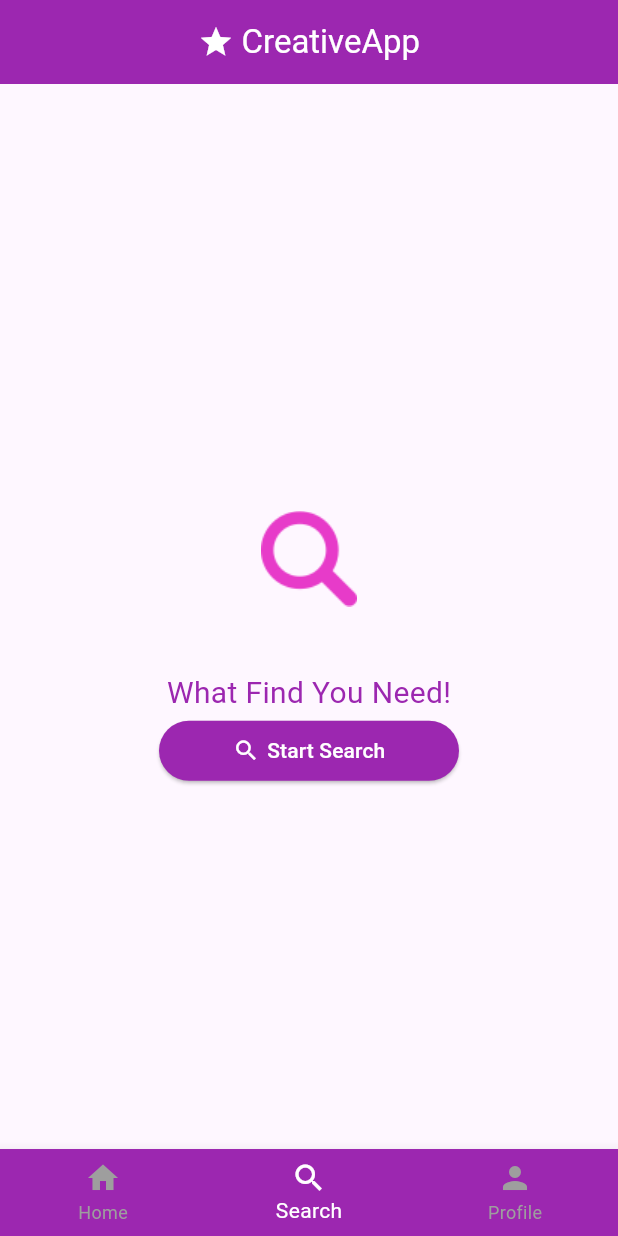
After one commit to alaa2024Mandour/RowadMasr_Test_Flutter, a Flutter app: the screen it shows after launch, item 2 of the bottom bar chosen, after a tap on "Start Search", on a phone screen of 412 x 824 dp. The commit adds this screen. Run offline on Flutter 3.47's test engine with Material 3 defaults, Android fonts, the phone set to English and light mode, and no system bars; our stand-ins replace smooth_page_indicator.

Commit message:
Creative_App (assignment3)

```diff
--- /dev/null
+++ b/lib/layouts/assignment3/creative_app.dart
@@ -0,0 +1,71 @@
+import 'package:flutter/material.dart';
+import 'package:rowad_first_flutter_project/layouts/assignment3/home_creative_app.dart';
+import 'package:rowad_first_flutter_project/layouts/assignment3/profile_creative_app.dart';
+import 'package:rowad_first_flutter_project/layouts/assignment3/search_creative_app.dart';
+
+class CreativeApp extends StatefulWidget {
+  const CreativeApp({super.key});
+
+  @override
+  State<CreativeApp> createState() => _CreativeAppState();
+}
+
+class _CreativeAppState extends State<CreativeApp> {
+
+  int selectionIndex=0;
+
+  List pages = [
+     const HomeCreativeApp(),
+    const SearchCreativeApp(),
+     const ProfileCreativeApp(),
+  ];
+  @override
+  Widget build(BuildContext context) {
+    return Scaffold(
+      appBar: AppBar(
+        backgroundColor: Colors.purple,
+        title: const Row(
+          mainAxisAlignment:MainAxisAlignment.center,
+          mainAxisSize: MainAxisSize.max,
+          children: [
+            Icon((Icons.star),color: Colors.white,),
+            SizedBox(width: 5,),
+            Text(
+              "CreativeApp",
+              style:TextStyle(
+                color: Colors.white
+              ) ,
+            ),
+          ],
+        ),
+        centerTitle: true,
+      ),
+      body: pages[selectionIndex],
+      bottomNavigationBar: BottomNavigationBar(
+        selectedItemColor: Colors.white,
+        unselectedItemColor: Colors.grey,
+        backgroundColor:  Colors.purple,
+        onTap: (index){
+          setState(() {
+            selectionIndex=index;
+          });
+        },
+        currentIndex: selectionIndex,
+        items: const [
+          BottomNavigationBarItem(
+              icon: Icon(Icons.home),
+              label: "Home",
+          ),
+
+          BottomNavigationBarItem(
+              icon: Icon(Icons.search),
+              label: "Search"),
+
+          BottomNavigationBarItem(
+              icon: Icon(Icons.person),
+              label: "Profile"),
+        ],
+      ),
+    );
+  }
+}
--- /dev/null
+++ b/lib/layouts/assignment3/home_creative_app.dart
@@ -0,0 +1,55 @@
+
+import 'package:flutter/material.dart';
+
+class HomeCreativeApp extends StatefulWidget {
+  const HomeCreativeApp({super.key});
+
+  @override
+  State<HomeCreativeApp> createState() => _HomeCreativeAppState();
+}
+
+class _HomeCreativeAppState extends State<HomeCreativeApp> {
+  @override
+  Widget build(BuildContext context) {
+    return SizedBox(
+      width: double.infinity,
+      child: Column(
+        mainAxisSize: MainAxisSize.max,
+        mainAxisAlignment: MainAxisAlignment.center,
+        crossAxisAlignment: CrossAxisAlignment.center,
+        children: [
+          Image.asset("assets/images/home (1).png",width: 150,height: 150,),
+          const Text(
+            "Welcome Home!",
+            style: TextStyle(
+              fontSize: 20,
+              color: Colors.purple
+            ),
+          ),
+          SizedBox(
+            width: 200,
+            child: ElevatedButton(
+              onPressed: () {  },
+              style: ElevatedButton.styleFrom(
+                backgroundColor: Colors.purple,
+              ),
+              child: const Row(
+                mainAxisAlignment: MainAxisAlignment.center,
+                children: [
+                  Icon(Icons.explore,color: Colors.white,),
+                  SizedBox(width: 5,),
+                  Text(
+                    "Explore",
+                    style: TextStyle(
+                      color: Colors.white,
+                    ),
+                  ),
+                ],
+              ),
+            ),
+          )
+        ],
+      ),
+    );
+  }
+}
--- /dev/null
+++ b/lib/layouts/assignment3/search_creative_app.dart
@@ -0,0 +1,55 @@
+
+import 'package:flutter/material.dart';
+
+class SearchCreativeApp extends StatefulWidget {
+  const SearchCreativeApp({super.key});
+
+  @override
+  State<SearchCreativeApp> createState() => _SearchCreativeAppState();
+}
+
+class _SearchCreativeAppState extends State<SearchCreativeApp> {
+  @override
+  Widget build(BuildContext context) {
+    return SizedBox(
+      width: double.infinity,
+      child: Column(
+        mainAxisSize: MainAxisSize.max,
+        mainAxisAlignment: MainAxisAlignment.center,
+        crossAxisAlignment: CrossAxisAlignment.center,
+        children: [
+          Image.asset("assets/images/magnifying-glass.png",width: 150,height: 150,),
+          const Text(
+            "What Find You Need!",
+            style: TextStyle(
+                fontSize: 20,
+                color: Colors.purple
+            ),
+          ),
+          SizedBox(
+            width: 200,
+            child: ElevatedButton(
+              onPressed: () {  },
+              style: ElevatedButton.styleFrom(
+                backgroundColor: Colors.purple,
+              ),
+              child: const Row(
+                mainAxisAlignment: MainAxisAlignment.center,
+                children: [
+                  Icon(Icons.search,color: Colors.white,),
+                  SizedBox(width: 5,),
+                  Text(
+                    "Start Search",
+                    style: TextStyle(
+                      color: Colors.white,
+                    ),
+                  ),
+                ],
+              ),
+            ),
+          )
+        ],
+      ),
+    );
+  }
+}
--- a/lib/main.dart
+++ b/lib/main.dart
@@ -1,8 +1,10 @@
 import 'package:flutter/material.dart';
-import 'package:rowad_first_flutter_project/layouts/ProfileDesign/profile.dart';
-
-import 'layouts/assignment2/on_boarding.dart';
-
+import 'package:rowad_first_flutter_project/layouts/Counter/active_screen.dart';
+import 'package:rowad_first_flutter_project/layouts/assignment3/creative_app.dart';
+import 'layouts/Drawer&Navigation/home_page.dart';
+import 'layouts/Drawer&Navigation/profile.dart';
+import 'layouts/Drawer&Navigation/second_page.dart';
+import 'layouts/Drawer&Navigation/settings_page.dart';
 void main() {
   runApp(const MyApp());
 }
@@ -13,10 +15,15 @@ class MyApp extends StatelessWidget {
   // This widget is the root of your application.
   @override
   Widget build(BuildContext context) {
-    return const MaterialApp(
+    return  MaterialApp(
       title: 'Flutter Demo',
       debugShowCheckedModeBanner: false,
-      home: OnBoardingScreen(),
+      home:  const CreativeApp(),
+      routes: {
+        '/SecondPage' : (context) => SecondPage(),
+        '/SettingsPage' : (context) => const SettingsPage(),
+        '/ProfilePage' : (context) => ProfilePage(),
+      },
     );
   }
 }
@@ -32,22 +39,22 @@ class Test extends StatelessWidget {
         backgroundColor: Colors.amber,
         leading: IconButton(
           onPressed: () {},
-          icon: Icon(Icons.menu),
+          icon: const Icon(Icons.menu),
           color: Colors.white,
         ),
-        title: Text(
+        title: const Text(
           "First Flutter App",
           style: TextStyle(color: Colors.white),
         ),
         actions: [
           IconButton(
             onPressed: () {},
-            icon: Icon(Icons.favorite),
+            icon: const Icon(Icons.favorite),
             color: Colors.white,
           ),
           IconButton(
             onPressed: () {},
-            icon: Icon(Icons.arrow_forward_ios_rounded),
+            icon: const Icon(Icons.arrow_forward_ios_rounded),
             color: Colors.white,
           ),
         ],
@@ -65,7 +72,7 @@ class Test extends StatelessWidget {
               child: Center(
                 child: Text(
                   "$index",
-                  style: TextStyle(
+                  style: const TextStyle(
                       fontSize: 30,
                       fontWeight: FontWeight.w900,
                       color: Colors.blue),
@@ -87,14 +94,14 @@ class MyGridView extends StatelessWidget {
   Widget build(BuildContext context) {
     return GridView.builder(
       itemCount: 50,
-      gridDelegate: SliverGridDelegateWithFixedCrossAxisCount(crossAxisCount: 6),
+      gridDelegate: const SliverGridDelegateWithFixedCrossAxisCount(crossAxisCount: 6),
       itemBuilder: (BuildContext context, int index) {
         return GestureDetector(
           onTap: (){
             print("Tapped ${index}");
           },
           child: Container(
-            margin: EdgeInsets.all(8),
+            margin: const EdgeInsets.all(8),
             color: Colors.brown,
           ),
         );
```
Also changed, not shown: lib/layouts/Counter/active_screen.dart (added, +43 -0 lines), lib/layouts/Drawer&Navigation/home_page.dart (added, +88 -0 lines), lib/layouts/Drawer&Navigation/profile.dart (added, +53 -0 lines), lib/layouts/Drawer&Navigation/second_page.dart (added, +21 -0 lines), lib/layouts/Drawer&Navigation/settings_page.dart (added, +14 -0 lines), lib/layouts/ProfileDesign/profile.dart (+9 -2 lines), lib/layouts/ProfileDesign/profile_items.dart (added, +29 -0 lines), lib/layouts/assignment3/profile_creative_app.dart (added, +50 -0 lines), assets/images/home (1).png (added), assets/images/magnifying-glass.png (added), assets/images/user (1).png (added).
